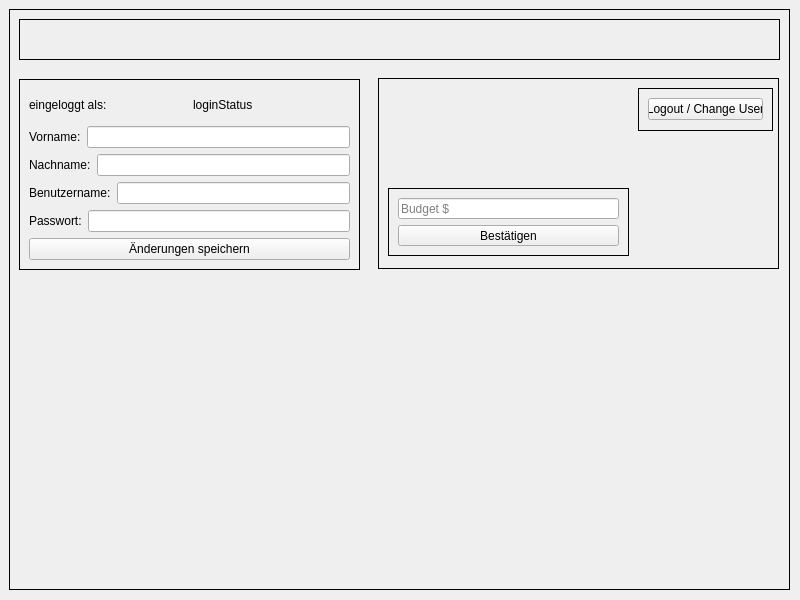
Before: the Qt Designer form Nutzerprofil.ui in nhatlam96/gui-xtraktor, drawn with Qt 5.
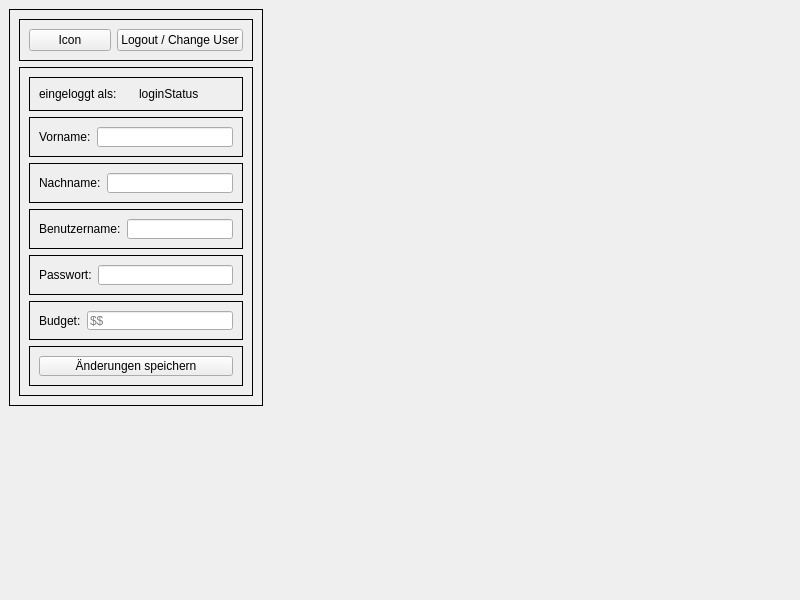
After: the same form once the commit is applied.

Commit message: redesigned Nutzerprofil

```diff
--- a/Nutzerprofil.ui
+++ b/Nutzerprofil.ui
@@ -19,8 +19,8 @@
      <rect>
       <x>9</x>
       <y>9</y>
-      <width>781</width>
-      <height>581</height>
+      <width>254</width>
+      <height>397</height>
      </rect>
     </property>
     <property name="frameShape">
@@ -29,26 +29,51 @@
     <property name="frameShadow">
      <enum>QFrame::Plain</enum>
     </property>
+    <layout class="QVBoxLayout" name="verticalLayout_2">
+     <item>
+      <widget class="QFrame" name="frame_3">
+       <property name="frameShape">
+        <enum>QFrame::Box</enum>
+       </property>
+       <property name="frameShadow">
+        <enum>QFrame::Plain</enum>
+       </property>
+       <layout class="QHBoxLayout" name="horizontalLayout_6">
+        <item>
+         <widget class="QPushButton" name="pushButton">
+          <property name="text">
+           <string>Icon</string>
+          </property>
+         </widget>
+        </item>
+        <item>
+         <widget class="QPushButton" name="Logout">
+          <property name="text">
+           <string>Logout / Change User</string>
+          </property>
+         </widget>
+        </item>
+       </layout>
+      </widget>
+     </item>
+     <item>
     <widget class="QFrame" name="frame">
-     <property name="geometry">
-      <rect>
-       <x>10</x>
-       <y>70</y>
-       <width>341</width>
-       <height>191</height>
-      </rect>
-     </property>
      <property name="frameShape">
       <enum>QFrame::Box</enum>
      </property>
      <property name="frameShadow">
       <enum>QFrame::Plain</enum>
      </property>
-     <layout class="QVBoxLayout" name="verticalLayout">
+       <layout class="QVBoxLayout" name="verticalLayout_6">
       <item>
-       <layout class="QVBoxLayout" name="nutzerdatenLayout">
-        <item>
-         <layout class="QHBoxLayout" name="loginStatusLayout">
+         <widget class="QFrame" name="frame_8">
+          <property name="frameShape">
+           <enum>QFrame::Box</enum>
+          </property>
+          <property name="frameShadow">
+           <enum>QFrame::Plain</enum>
+          </property>
+          <layout class="QHBoxLayout" name="horizontalLayout">
           <item>
            <widget class="QLabel" name="loginLabel">
             <property name="text">
@@ -64,9 +89,17 @@
            </widget>
           </item>
          </layout>
+         </widget>
         </item>
         <item>
-         <layout class="QHBoxLayout" name="vornameLayout">
+         <widget class="QFrame" name="frame_9">
+          <property name="frameShape">
+           <enum>QFrame::Box</enum>
+          </property>
+          <property name="frameShadow">
+           <enum>QFrame::Plain</enum>
+          </property>
+          <layout class="QHBoxLayout" name="horizontalLayout_2">
           <item>
            <widget class="QLabel" name="vornameLabel">
             <property name="text">
@@ -78,9 +111,17 @@
            <widget class="QLineEdit" name="vornameLineEdit"/>
           </item>
          </layout>
+         </widget>
         </item>
         <item>
-         <layout class="QHBoxLayout" name="nachnameLayout">
+         <widget class="QFrame" name="frame_10">
+          <property name="frameShape">
+           <enum>QFrame::Box</enum>
+          </property>
+          <property name="frameShadow">
+           <enum>QFrame::Plain</enum>
+          </property>
+          <layout class="QHBoxLayout" name="horizontalLayout_3">
           <item>
            <widget class="QLabel" name="nachnameLabel">
             <property name="text">
@@ -92,9 +133,17 @@
            <widget class="QLineEdit" name="nachnameLineEdit"/>
           </item>
          </layout>
+         </widget>
         </item>
         <item>
-         <layout class="QHBoxLayout" name="benutzernameLayout">
+         <widget class="QFrame" name="frame_11">
+          <property name="frameShape">
+           <enum>QFrame::Box</enum>
+          </property>
+          <property name="frameShadow">
+           <enum>QFrame::Plain</enum>
+          </property>
+          <layout class="QHBoxLayout" name="horizontalLayout_4">
           <item>
            <widget class="QLabel" name="benutzernameLabel">
             <property name="text">
@@ -106,9 +155,17 @@
            <widget class="QLineEdit" name="benutzernameLineEdit"/>
           </item>
          </layout>
+         </widget>
         </item>
         <item>
-         <layout class="QHBoxLayout" name="passwortLayout">
+         <widget class="QFrame" name="frame_13">
+          <property name="frameShape">
+           <enum>QFrame::Box</enum>
+          </property>
+          <property name="frameShadow">
+           <enum>QFrame::Plain</enum>
+          </property>
+          <layout class="QHBoxLayout" name="horizontalLayout_5">
           <item>
            <widget class="QLabel" name="passwortLabel">
             <property name="text">
@@ -120,110 +177,60 @@
            <widget class="QLineEdit" name="passwortLineEdit"/>
           </item>
          </layout>
-        </item>
-       </layout>
-      </item>
-      <item>
-       <widget class="QPushButton" name="aenderungenSpeichern">
-        <property name="text">
-         <string>Änderungen speichern</string>
-        </property>
-       </widget>
-      </item>
-     </layout>
-    </widget>
-    <widget class="QFrame" name="frame_3">
-     <property name="geometry">
-      <rect>
-       <x>10</x>
-       <y>10</y>
-       <width>761</width>
-       <height>41</height>
-      </rect>
-     </property>
+         </widget>
+        </item>
+        <item>
+         <widget class="QFrame" name="frame_7">
      <property name="frameShape">
       <enum>QFrame::Box</enum>
      </property>
      <property name="frameShadow">
       <enum>QFrame::Plain</enum>
      </property>
-    </widget>
-    <widget class="QFrame" name="frame_4">
-     <property name="geometry">
-      <rect>
-       <x>369</x>
-       <y>69</y>
-       <width>401</width>
-       <height>191</height>
-      </rect>
-     </property>
-     <property name="frameShape">
-      <enum>QFrame::Box</enum>
-     </property>
-     <property name="frameShadow">
-      <enum>QFrame::Plain</enum>
-     </property>
-     <widget class="QFrame" name="frame_5">
-      <property name="geometry">
-       <rect>
-        <x>260</x>
-        <y>10</y>
-        <width>135</width>
-        <height>43</height>
-       </rect>
-      </property>
-      <property name="frameShape">
-       <enum>QFrame::Box</enum>
-      </property>
-      <property name="frameShadow">
-       <enum>QFrame::Plain</enum>
-      </property>
-      <layout class="QVBoxLayout" name="verticalLayout_3">
+          <layout class="QHBoxLayout" name="horizontalLayout_7">
        <item>
-        <widget class="QPushButton" name="Logout">
+            <widget class="QLabel" name="label">
          <property name="text">
-          <string>Logout / Change User</string>
+              <string>Budget:</string>
          </property>
         </widget>
        </item>
-      </layout>
-     </widget>
-     <widget class="QFrame" name="frame_6">
-      <property name="geometry">
-       <rect>
-        <x>10</x>
-        <y>110</y>
-        <width>241</width>
-        <height>68</height>
-       </rect>
-      </property>
-      <property name="frameShape">
-       <enum>QFrame::Box</enum>
-      </property>
-      <property name="frameShadow">
-       <enum>QFrame::Plain</enum>
-      </property>
-      <layout class="QVBoxLayout" name="verticalLayout_2">
        <item>
         <widget class="QLineEdit" name="Budget">
          <property name="text">
           <string/>
          </property>
          <property name="placeholderText">
-          <string>Budget $</string>
+              <string>$$</string>
          </property>
         </widget>
        </item>
+          </layout>
+         </widget>
+        </item>
        <item>
-        <widget class="QPushButton" name="BudgetBestaetigen">
+         <widget class="QFrame" name="frame_12">
+          <property name="frameShape">
+           <enum>QFrame::Box</enum>
+          </property>
+          <property name="frameShadow">
+           <enum>QFrame::Plain</enum>
+          </property>
+          <layout class="QVBoxLayout" name="verticalLayout">
+           <item>
+            <widget class="QPushButton" name="aenderungenSpeichern">
          <property name="text">
-          <string>Bestätigen</string>
+              <string>Änderungen speichern</string>
          </property>
         </widget>
        </item>
       </layout>
      </widget>
-    </widget>
+        </item>
+       </layout>
+      </widget>
+     </item>
+    </layout>
    </widget>
   </widget>
  </widget>
```
Lines whose indentation alone changed are shown as unchanged.
